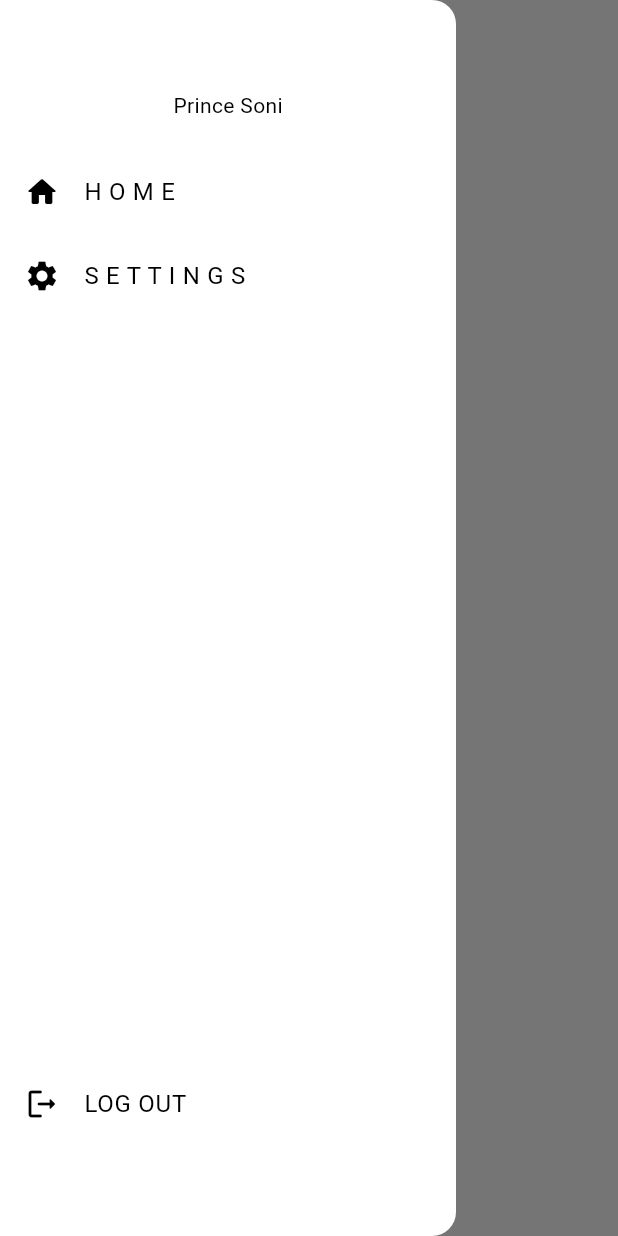
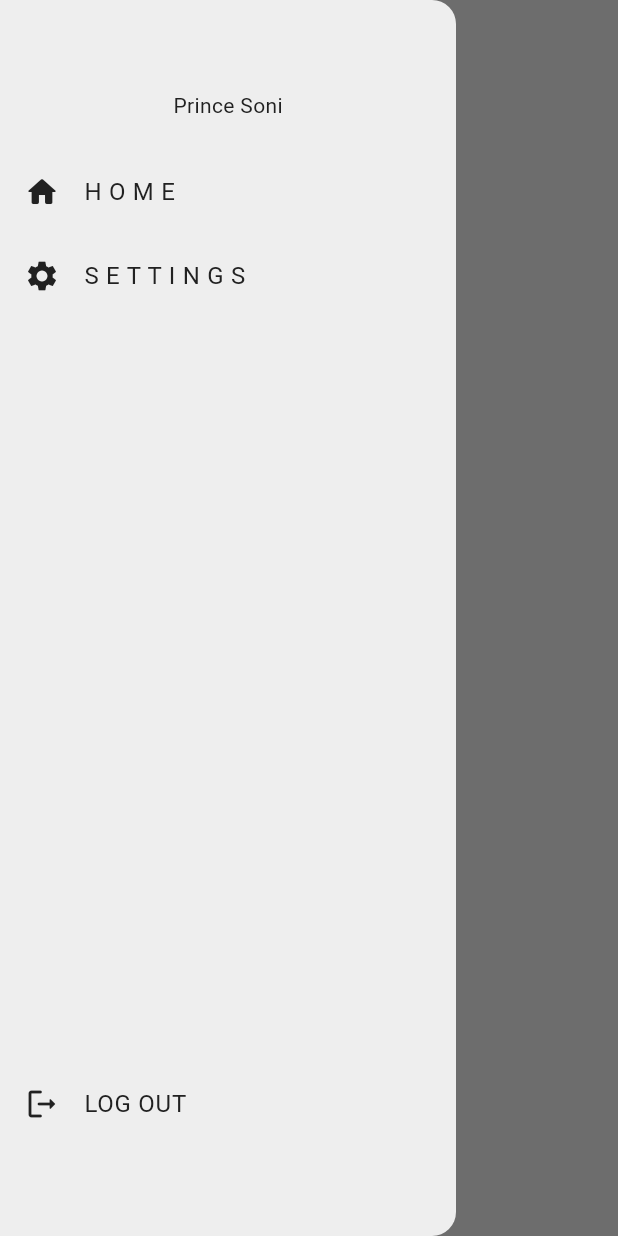
Before and after one commit to princesoni18/Chat_app, a Flutter app: the screen it shows once a user with an empty profile is signed in, with the side drawer open, on a phone screen of 412 x 824 dp. Run offline on Flutter 3.47's test engine with Material 3 defaults, Android fonts, the phone set to English and light mode, and no system bars; our stand-ins replace bloc, cloud_firestore, firebase_auth, firebase_core, firebase_storage, flutter_bloc and 2 more; accounts and stored records are empty.

Commit message:
theme modes added

```diff
--- a/lib/main.dart
+++ b/lib/main.dart
@@ -1,17 +1,24 @@
 import 'package:chat_app/firebase_options.dart';
+
 import 'package:chat_app/themes/light_theme.dart';
+import 'package:chat_app/themes/theme_provider.dart';
 import 'package:chat_app/views/home/home_page.dart';
 import 'package:chat_app/views/login_page/login_page.dart';
 
 import 'package:firebase_auth/firebase_auth.dart';
 import 'package:firebase_core/firebase_core.dart';
 import 'package:flutter/material.dart';
+import 'package:flutter_bloc/flutter_bloc.dart';
+import 'package:provider/provider.dart';
 
 void main() async{
  WidgetsFlutterBinding.ensureInitialized();
 
  await Firebase.initializeApp(options: DefaultFirebaseOptions.currentPlatform);
-  runApp(const MyApp());
+  runApp(ChangeNotifierProvider(
+
+   create: (context) => ThemeProvider(),
+    child: const MyApp()));
 }
 
 class MyApp extends StatelessWidget {
@@ -24,7 +31,7 @@ class MyApp extends StatelessWidget {
       title: 'Flutter Demo',
       debugShowCheckedModeBanner: false,
 
-      theme: Light_Mode,
+      theme: Provider.of<ThemeProvider>(context).themeData,
     home: StreamBuilder(stream: FirebaseAuth.instance.authStateChanges(),
       builder: (context,snapshot){
         if(snapshot.connectionState==ConnectionState.active){
--- /dev/null
+++ b/lib/themes/dark_theme.dart
@@ -0,0 +1,15 @@
+import 'package:flutter/material.dart';
+
+ThemeData dark_mode=ThemeData(
+colorScheme: ColorScheme.light(
+background: Colors.grey.shade900,
+
+primary:Colors.grey.shade300,
+
+secondary: Colors.grey.shade500,
+tertiary: Colors.white,
+inversePrimary: Colors.grey.shade300
+),
+
+
+);
--- /dev/null
+++ b/lib/themes/theme_provider.dart
@@ -0,0 +1,35 @@
+import 'package:chat_app/themes/dark_theme.dart';
+import 'package:chat_app/themes/light_theme.dart';
+import 'package:flutter/material.dart';
+
+class ThemeProvider extends ChangeNotifier{
+
+ ThemeData _theme=Light_Mode;
+
+ ThemeData get themeData =>_theme;
+
+ bool get isdarkmode => _theme==dark_mode;
+
+
+ set themeData(ThemeData themecurr){
+
+  _theme=themecurr;
+
+  notifyListeners();
+ }
+
+  void toggle(){
+  if(_theme==Light_Mode){
+
+    themeData=dark_mode;
+
+  }
+  else{
+    themeData=Light_Mode;
+  }
+
+
+  }
+
+
+}
--- a/lib/views/chat_page/chat_page.dart
+++ b/lib/views/chat_page/chat_page.dart
@@ -30,7 +30,7 @@ class ChatPage extends StatelessWidget {
         child: AppBar(
     leadingWidth: 30,
       elevation: 0.0,
-      backgroundColor: Colors.grey[300],
+      backgroundColor: Theme.of(context).colorScheme.background,
       foregroundColor: Colors.black,
            title: Row(
 
--- a/lib/views/home/app_drawer.dart
+++ b/lib/views/home/app_drawer.dart
@@ -1,4 +1,5 @@
 import 'package:chat_app/controllers/services/auth_service.dart';
+import 'package:chat_app/views/settings/settings_page.dart';
 import 'package:flutter/material.dart';
 
 class MyDrawer extends StatelessWidget {
@@ -7,7 +8,7 @@ class MyDrawer extends StatelessWidget {
   @override
   Widget build(BuildContext context) {
     return Drawer(
-
+      backgroundColor: Theme.of(context).colorScheme.background,
       child: Padding(
         padding: const EdgeInsets.only(top: 60,bottom: 60),
         child: Column(
@@ -18,11 +19,13 @@ class MyDrawer extends StatelessWidget {
             children: [
               Padding(
             padding: const EdgeInsets.only(bottom: 20),
-            child: Text("Prince Soni"),
+            child: Text("Prince Soni",style: TextStyle(color: Theme.of(context).colorScheme.inversePrimary,),),
           ),
 
 
           ListTile(
+            textColor:Theme.of(context).colorScheme.inversePrimary,
+            iconColor: Theme.of(context).colorScheme.inversePrimary,
             leading: Icon(Icons.home_rounded),
             title: Text("H O M E"),
             onTap: () {
@@ -31,14 +34,19 @@ class MyDrawer extends StatelessWidget {
           ),
 
           ListTile(
+             textColor:Theme.of(context).colorScheme.inversePrimary,
+            iconColor: Theme.of(context).colorScheme.inversePrimary,
             leading: Icon(Icons.settings),
             title: Text("S E T T I N G S"),
+            onTap: () => Navigator.push(context, MaterialPageRoute(builder: (context) => SettingPage(),)),
           ),
             ],
           ),
 
 
        ListTile(
+         textColor:Theme.of(context).colorScheme.inversePrimary,
+            iconColor: Theme.of(context).colorScheme.inversePrimary,
             leading: Icon(Icons.logout_rounded),
             title: Text("LOG OUT"),
             onTap: () => AuthService().logOutUser(),
--- a/lib/views/home/home_page.dart
+++ b/lib/views/home/home_page.dart
@@ -15,7 +15,7 @@ class Homepage extends StatelessWidget {
   @override
   Widget build(BuildContext context) {
     return Scaffold(
-
+      backgroundColor: Theme.of(context).colorScheme.background,
       appBar: AppBar(
 
         title: Text("H O M E"),
--- a/lib/views/home/user_listTile.dart
+++ b/lib/views/home/user_listTile.dart
@@ -17,7 +17,7 @@ class MyUserListBlock extends StatelessWidget {
       },
       child: Container(
        decoration: BoxDecoration(
-        color: Colors.grey[400],
+        color: Theme.of(context).colorScheme.primary,
 
         borderRadius: BorderRadius.circular(8)
        ),
--- a/pubspec.yaml
+++ b/pubspec.yaml
@@ -39,6 +39,7 @@ dependencies:
   flutter_bloc: ^8.1.3
   image_picker: ^1.0.6
   lottie: ^2.6.0
+  provider: ^6.1.1
   uuid: ^4.1.1
 
 dev_dependencies:
```
Also changed, not shown: lib/views/settings/settings_page.dart (added, +52 -0 lines), pubspec.lock.
